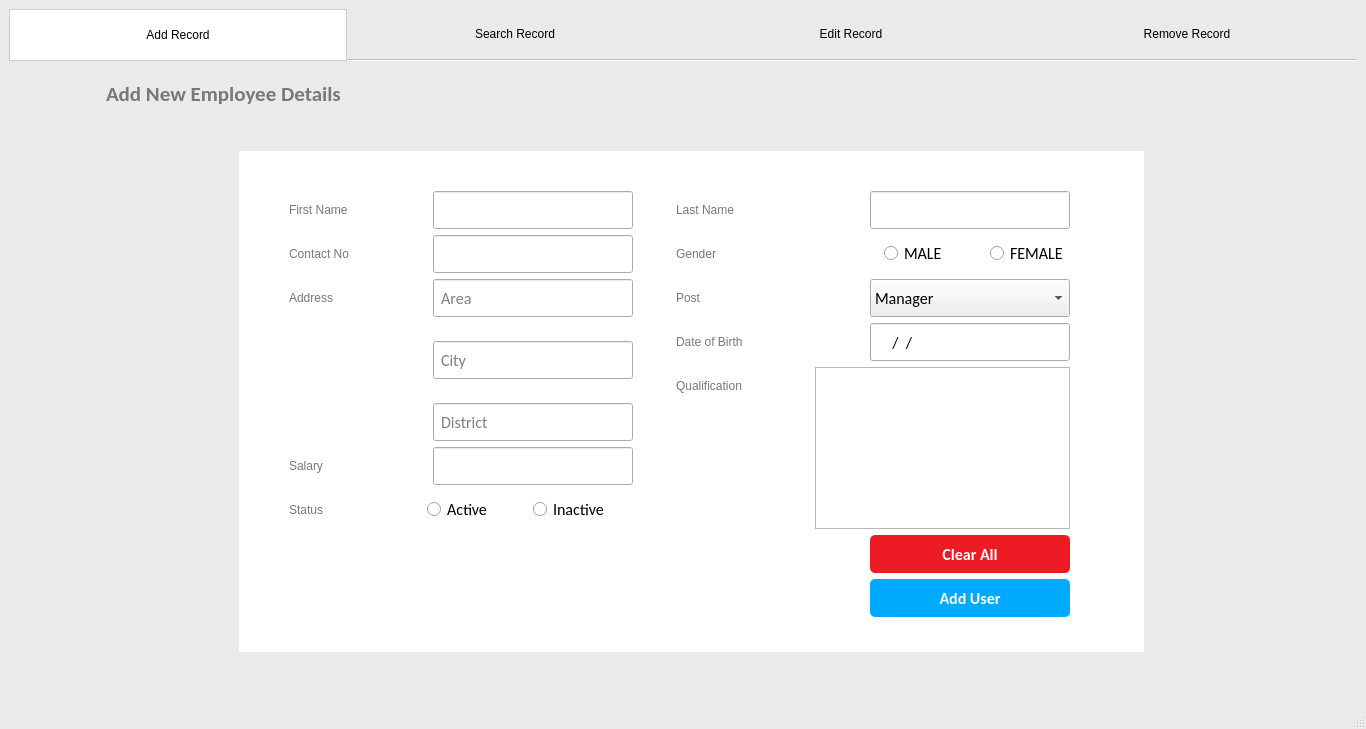
The window that hrwindow.ui (RajivSah/Project) describes before a commit, drawn with Qt 5.
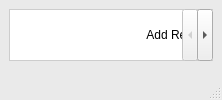
The same window after the commit. The open tabs and pages were chosen to show the change. Icons and pictures are not drawn.

Diff of the .ui file:
```diff
--- a/hrwindow.ui
+++ b/hrwindow.ui
@@ -7,7 +7,7 @@
     <x>0</x>
     <y>0</y>
     <width>1366</width>
-    <height>729</height>
+    <height>0</height>
    </rect>
   </property>
   <property name="sizePolicy">
```
Left out of the diff: 2 changed lines with no effect on the pictures.
